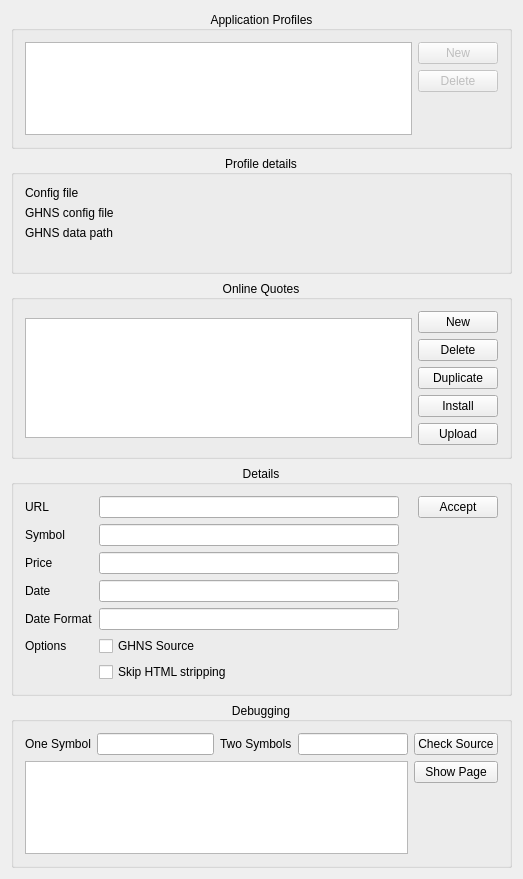
Qt form src/alkonlinequoteswidget.ui (KDE/alkimia) before a commit.
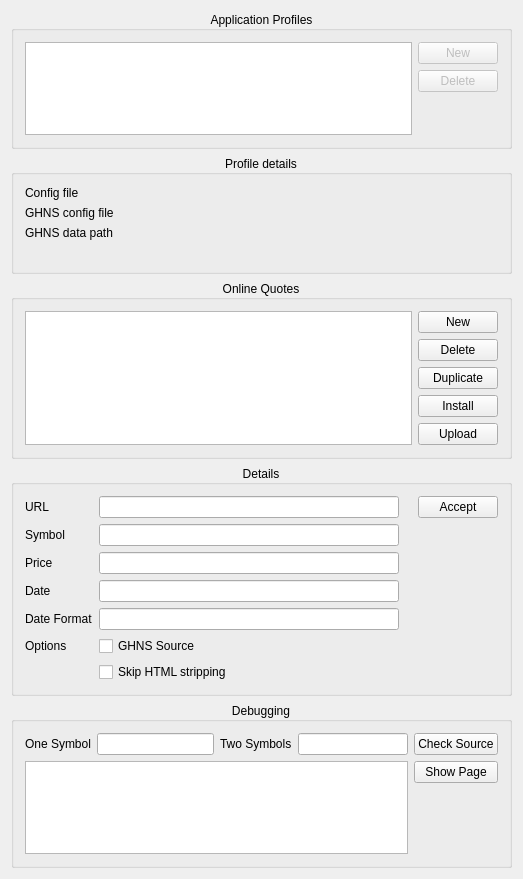
The same form after that commit. Icons and pictures are not drawn. Custom widgets are drawn as their Qt base class.

Commit message:
Fixup size and position of quote source list in AlkOnlineQoutesWidget
The widget now fills all available space in the related group box.

```diff
--- a/src/alkonlinequoteswidget.ui
+++ b/src/alkonlinequoteswidget.ui
@@ -160,22 +160,11 @@
      <property name="alignment">
       <set>Qt::AlignCenter</set>
      </property>
+     <layout class="QHBoxLayout" name="horizontalLayout_8">
+      <item>
      <layout class="QHBoxLayout" name="horizontalLayout">
       <item>
-       <widget class="KListWidget" name="m_quoteSourceList">
-        <property name="sizePolicy">
-         <sizepolicy hsizetype="Expanding" vsizetype="MinimumExpanding">
-          <horstretch>0</horstretch>
-          <verstretch>0</verstretch>
-         </sizepolicy>
-        </property>
-        <property name="maximumSize">
-         <size>
-          <width>16777215</width>
-          <height>120</height>
-         </size>
-        </property>
-       </widget>
+         <widget class="KListWidget" name="m_quoteSourceList"/>
       </item>
       <item>
        <layout class="QVBoxLayout" name="verticalLayout">
@@ -205,7 +194,8 @@
            <string>Duplicate</string>
           </property>
           <property name="icon">
-           <iconset theme="edit-copy"/>
+             <iconset theme="edit-copy">
+              <normaloff>.</normaloff>.</iconset>
           </property>
          </widget>
         </item>
@@ -230,11 +220,13 @@
           </property>
           <property name="sizeHint" stdset="0">
            <size>
-            <width>20</width>
-            <height>40</height>
+              <width>14</width>
+              <height>13</height>
            </size>
           </property>
          </spacer>
+          </item>
+         </layout>
         </item>
        </layout>
       </item>
```
Lines whose indentation alone changed are shown as unchanged.
